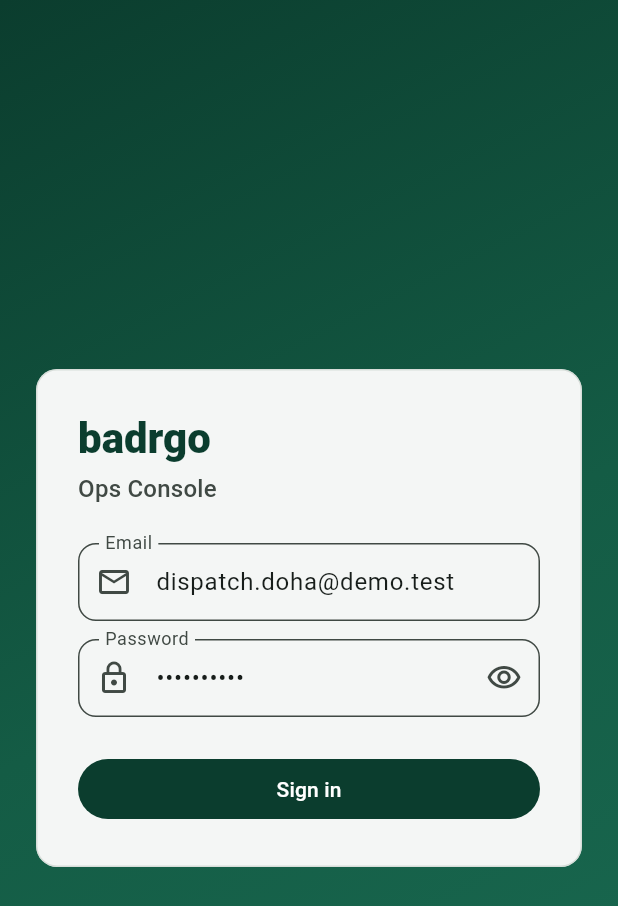
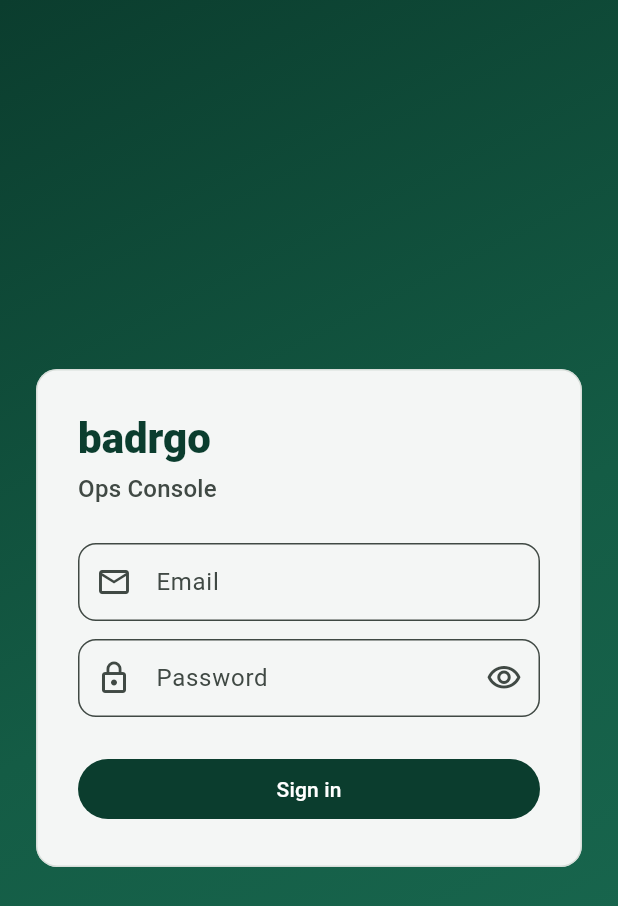
Before and after one commit to MohsinAliRathore/badr_test, a Flutter app: the screen it shows after launch, on a phone screen of 412 x 824 dp. Shown: the top 906 px of the screen. Run offline on Flutter 3.47's test engine with Material 3 defaults, Android fonts, the phone set to English and light mode, and no system bars; our stand-ins replace connectivity_plus, dio, equatable, fl_chart, flutter_bloc, flutter_map and 4 more; missing offline and left inert: dart:js_interop; network calls fail.

Commit message:
badr test

```diff
--- a/lib/core/permissions/permission.dart
+++ b/lib/core/permissions/permission.dart
@@ -6,7 +6,7 @@ class PermissionSet {
     final map = <String, Set<String>>{};
     json.forEach((resource, actions) {
       if (actions is List) {
-        map[resource] = actions.map((e) => e.toString()).toSet();
+        map[resource.toString()] = actions.map((e) => e.toString()).toSet();
       }
     });
     return PermissionSet(map);
--- a/lib/features/auth/data/models/session_mapper.dart
+++ b/lib/features/auth/data/models/session_mapper.dart
@@ -7,8 +7,10 @@ SessionProfile mapMeResponse(Map<String, dynamic> json) {
   final permissionsJson = json['permissions'];
 
   late final PermissionSet permissions;
-  if (permissionsJson is Map<String, dynamic>) {
-    permissions = PermissionSet.fromJson(permissionsJson);
+  if (permissionsJson is Map) {
+    permissions = PermissionSet.fromJson(
+      Map<String, dynamic>.from(permissionsJson),
+    );
   } else if (permissionsJson is List) {
     permissions = PermissionSet.fromGraphqlList(permissionsJson);
   } else {
--- a/lib/features/auth/presentation/bloc/auth_state.dart
+++ b/lib/features/auth/presentation/bloc/auth_state.dart
@@ -40,5 +40,11 @@ class AuthState extends Equatable {
   }
 
   @override
-  List<Object?> get props => [status, profile?.id, profile?.role, errorMessage];
+  List<Object?> get props => [
+        status,
+        profile?.id,
+        profile?.role,
+        profile?.permissions,
+        errorMessage,
+      ];
 }
--- a/lib/features/auth/presentation/pages/sign_in_page.dart
+++ b/lib/features/auth/presentation/pages/sign_in_page.dart
@@ -12,8 +12,8 @@ class SignInPage extends StatefulWidget {
 
 class _SignInPageState extends State<SignInPage> {
   final _formKey = GlobalKey<FormState>();
-  final _email = TextEditingController(text: 'dispatch.doha@demo.test');
-  final _password = TextEditingController(text: 'Demo@12345');
+  final _email = TextEditingController();
+  final _password = TextEditingController();
   bool _obscure = true;
 
   @override
--- a/lib/features/riders/presentation/pages/riders_page.dart
+++ b/lib/features/riders/presentation/pages/riders_page.dart
@@ -91,10 +91,14 @@ class RidersPage extends StatelessWidget {
             mainAxisSize: MainAxisSize.min,
             children: [
               TextField(controller: name, decoration: const InputDecoration(labelText: 'Name')),
+              const SizedBox(height: 12),
               TextField(controller: phone, decoration: const InputDecoration(labelText: 'Phone')),
+              const SizedBox(height: 12),
               TextField(controller: email, decoration: const InputDecoration(labelText: 'Email')),
+              const SizedBox(height: 12),
               DropdownButtonFormField<String>(
                 initialValue: cityId,
+                decoration: const InputDecoration(labelText: 'City'),
                 items: state.cities
                     .map((c) => DropdownMenuItem(value: c.id, child: Text(c.name)))
                     .toList(),
@@ -135,7 +139,9 @@ class RidersPage extends StatelessWidget {
           mainAxisSize: MainAxisSize.min,
           children: [
             TextField(controller: name, decoration: const InputDecoration(labelText: 'Name')),
+            const SizedBox(height: 12),
             TextField(controller: phone, decoration: const InputDecoration(labelText: 'Phone')),
+            const SizedBox(height: 12),
             TextField(controller: email, decoration: const InputDecoration(labelText: 'Email')),
           ],
         ),
```
Also changed, not shown: lib/features/drivers/presentation/pages/drivers_page.dart (+7 -0 lines), lib/features/settings/presentation/cubit/settings_cubit.dart (+6 -2 lines), lib/features/shell/presentation/pages/shell_page.dart (+9 -1 lines).
